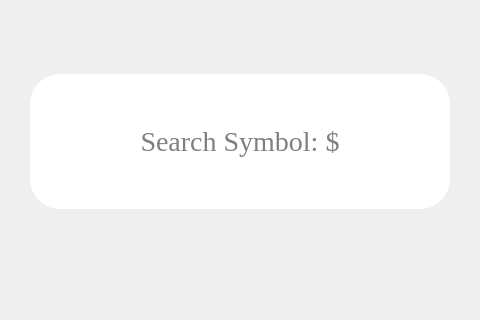
Qt form MarketGame/mainwindow.ui (plagentile/Market_Game) before a commit; both pictures show x 400 to 880 and y 164 to 484 of the 1280 by 720 pixel window.
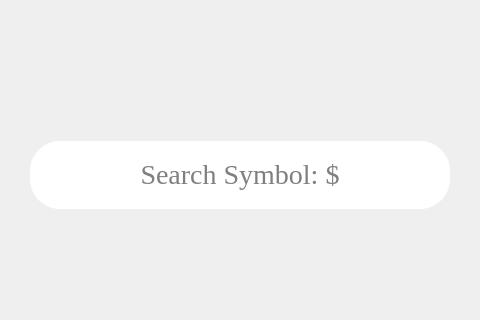
The same form after that commit. Icons and pictures are not drawn.

Commit message: Reworked Main window ui background

The edit to the form file:
```diff
--- a/MarketGame/mainwindow.ui
+++ b/MarketGame/mainwindow.ui
@@ -26,12 +26,15 @@
    <string>Qt Market Viewer</string>
   </property>
   <property name="styleSheet">
-   <string notr="true">#MainWindow
+   <string notr="true">#searchSymbolPage
 {
 	border-image: url(:/files/img/mainWindowBackground.png) 0 0 0 0 stretch stretch;
 }
 
-
+#centralWidget
+{
+	background-color:white;
+}
 /*
 	sharesAndCurrentPriceHorizontalLayout
 */
@@ -234,6 +237,32 @@
             </property>
            </spacer>
           </item>
+          <item>
+           <spacer name="verticalSpacer">
+            <property name="orientation">
+             <enum>Qt::Vertical</enum>
+            </property>
+            <property name="sizeHint" stdset="0">
+             <size>
+              <width>20</width>
+              <height>40</height>
+             </size>
+            </property>
+           </spacer>
+          </item>
+          <item>
+           <spacer name="verticalSpacer_2">
+            <property name="orientation">
+             <enum>Qt::Vertical</enum>
+            </property>
+            <property name="sizeHint" stdset="0">
+             <size>
+              <width>20</width>
+              <height>40</height>
+             </size>
+            </property>
+           </spacer>
+          </item>
           <item>
            <layout class="QHBoxLayout" name="searchSymbolHorizontalLayout">
             <item>
```
Left out of the diff: 2 changed lines with no effect on the pictures. The commit also changes 1 other file.
